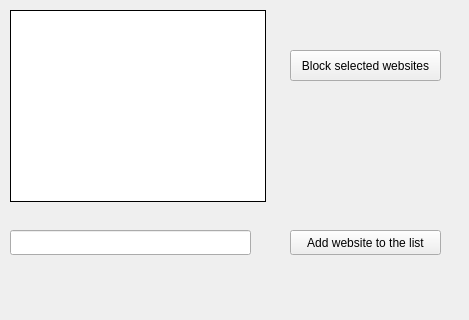
Qt form ui/siteblocker.ui (SiamSami/deepin-site-blocker) before a commit.
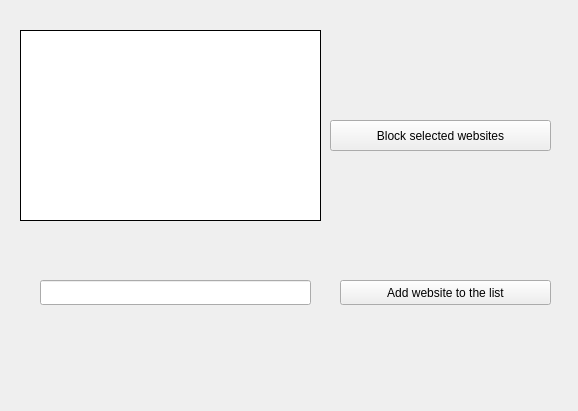
The same form after that commit.

What changed in the file:
```diff
--- a/ui/siteblocker.ui
+++ b/ui/siteblocker.ui
@@ -6,8 +6,8 @@
    <rect>
     <x>0</x>
     <y>0</y>
-    <width>469</width>
-    <height>320</height>
+    <width>578</width>
+    <height>411</height>
    </rect>
   </property>
   <property name="windowTitle">
@@ -17,25 +17,21 @@
    <enum>QTabWidget::Rounded</enum>
   </property>
   <widget class="QWidget" name="centralWidget">
-   <widget class="QPushButton" name="pushButton">
+   <widget class="QWidget" name="widget" native="true">
     <property name="geometry">
      <rect>
-      <x>290</x>
-      <y>230</y>
-      <width>151</width>
-      <height>25</height>
+      <x>0</x>
+      <y>10</y>
+      <width>581</width>
+      <height>371</height>
      </rect>
     </property>
-    <property name="text">
-     <string>Add website to the list</string>
-    </property>
-   </widget>
    <widget class="QLineEdit" name="lineEdit">
     <property name="geometry">
      <rect>
-      <x>10</x>
-      <y>230</y>
-      <width>241</width>
+       <x>40</x>
+       <y>270</y>
+       <width>271</width>
       <height>25</height>
      </rect>
     </property>
@@ -52,13 +48,26 @@
      <bool>false</bool>
     </property>
    </widget>
+    <widget class="QPushButton" name="pushButton">
+     <property name="geometry">
+      <rect>
+       <x>340</x>
+       <y>270</y>
+       <width>211</width>
+       <height>25</height>
+      </rect>
+     </property>
+     <property name="text">
+      <string>Add website to the list</string>
+     </property>
+    </widget>
    <widget class="QListWidget" name="listWidget">
     <property name="geometry">
      <rect>
-      <x>10</x>
-      <y>10</y>
-      <width>256</width>
-      <height>192</height>
+       <x>20</x>
+       <y>20</y>
+       <width>301</width>
+       <height>191</height>
      </rect>
     </property>
     <property name="frameShape">
@@ -71,15 +80,16 @@
    <widget class="QPushButton" name="pushButton_2">
     <property name="geometry">
      <rect>
-      <x>290</x>
-      <y>50</y>
-      <width>151</width>
+       <x>330</x>
+       <y>110</y>
+       <width>221</width>
       <height>31</height>
      </rect>
     </property>
     <property name="text">
      <string>Block selected websites</string>
     </property>
+    </widget>
    </widget>
   </widget>
  </widget>
```
Lines whose indentation alone changed are shown as unchanged.
